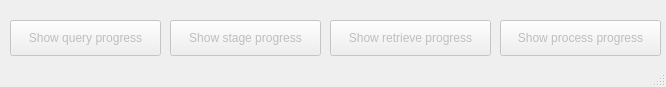
Before: the Qt Designer form resources/run_view.ui in sklandrausis/LAnDmARk, drawn with Qt 5.
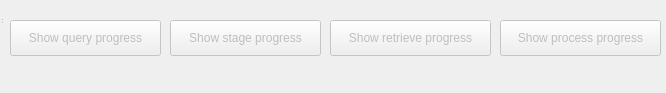
After: the same form once the commit is applied.

```diff
--- a/resources/run_view.ui
+++ b/resources/run_view.ui
@@ -1,19 +1,27 @@
 <?xml version="1.0" encoding="UTF-8"?>
 <ui version="4.0">
  <class>run_view</class>
- <widget class="QMainWindow" name="run_view">
+ <widget class="QDialog" name="run_view">
   <property name="geometry">
    <rect>
     <x>0</x>
     <y>0</y>
     <width>666</width>
-    <height>87</height>
+    <height>93</height>
    </rect>
   </property>
   <property name="windowTitle">
    <string>Run</string>
   </property>
-  <widget class="QWidget" name="centralwidget">
+  <widget class="QWidget" name="centralwidget" native="true">
+   <property name="geometry">
+    <rect>
+     <x>0</x>
+     <y>0</y>
+     <width>671</width>
+     <height>91</height>
+    </rect>
+   </property>
    <widget class="QPushButton" name="show_query_progress_button">
     <property name="enabled">
      <bool>false</bool>
@@ -79,7 +87,16 @@
     </property>
    </widget>
   </widget>
-  <widget class="QStatusBar" name="statusbar"/>
+  <widget class="QStatusBar" name="statusbar">
+   <property name="geometry">
+    <rect>
+     <x>0</x>
+     <y>0</y>
+     <width>3</width>
+     <height>25</height>
+    </rect>
+   </property>
+  </widget>
  </widget>
  <resources/>
  <connections/>
```
